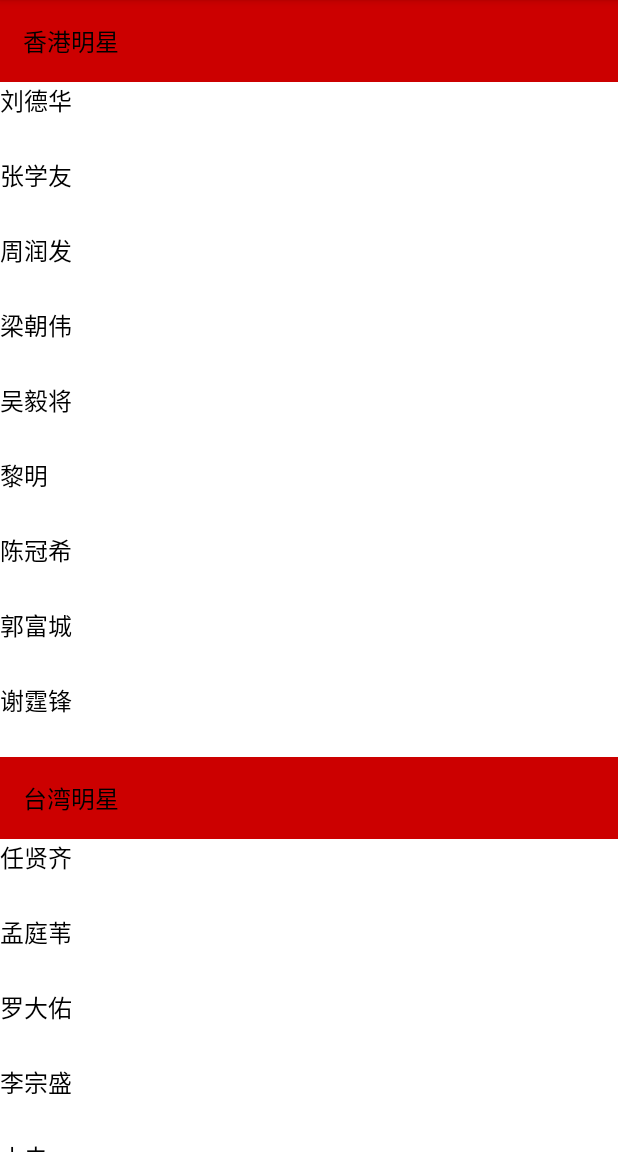
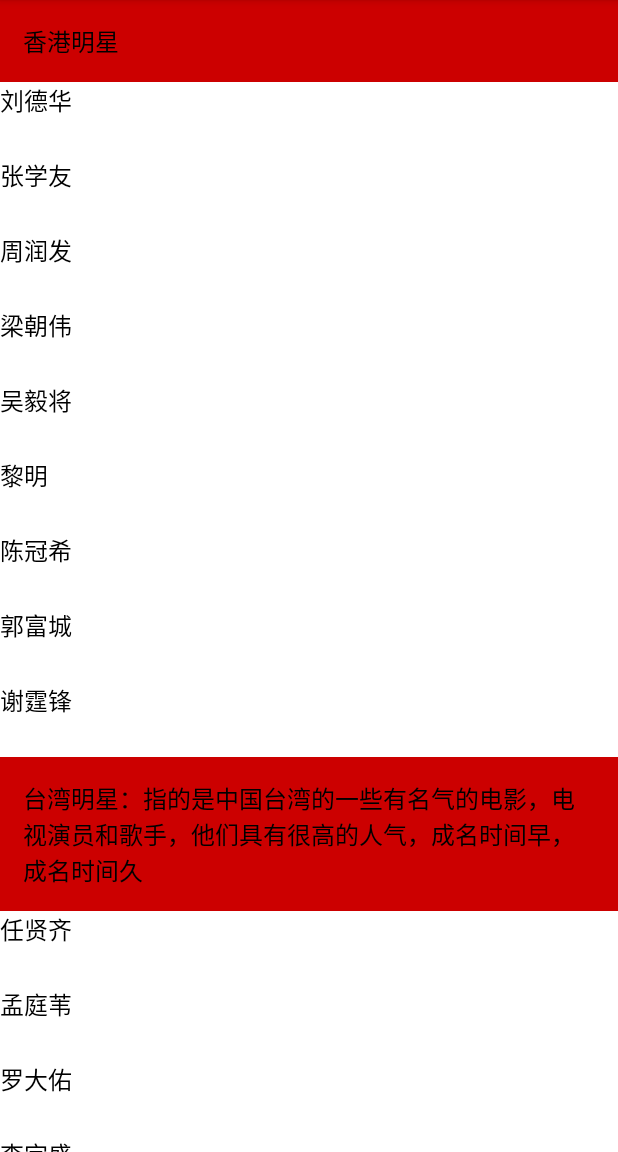
Before and after one commit to chenpengfei88/StickyItemDecoration, an Android app: the screen it shows after launch (MainActivity), on a phone screen of 412 x 824 dp, the part 84-1236 px from its top. Run offline under Robolectric (Android 15) with nearby library versions, the phone set to English and light mode, and no system bars.

Commit message:
add xg.gif

```diff
--- a/app/src/main/java/me/free/example/MainActivity.java
+++ b/app/src/main/java/me/free/example/MainActivity.java
@@ -58,7 +58,7 @@ public class MainActivity extends AppCompatActivity {
         Performer xtf = new Performer("谢霆锋", 10);
         performers.add(xtf);
 
-        Performer performerTw = new Performer("台湾明星");
+        Performer performerTw = new Performer("台湾明星：指的是中国台湾的一些有名气的电影，电视演员和歌手，他们具有很高的人气，成名时间早，成名时间久");
         performers.add(performerTw);
 
         Performer rxq = new Performer("任贤齐", 10);
@@ -98,12 +98,52 @@ public class MainActivity extends AppCompatActivity {
         Performer zj = new Performer("周杰", 10);
         performers.add(zj);
 
-        Performer performerOm = new Performer("欧美明星");
+        Performer performerOm = new Performer("美国明星");
         performers.add(performerOm);
         Performer mm = new Performer("梅梅", 10);
         performers.add(mm);
-        Performer ade = new Performer("阿黛尔", 10);
+        Performer ade = new Performer("Gaga", 10);
         performers.add(ade);
+        Performer hff = new Performer("黑寡妇", 10);
+        performers.add(hff);
+        Performer xlz = new Performer("小李子", 10);
+        performers.add(xlz);
+
+        Performer performerNba = new Performer("NBA明星");
+        performers.add(performerNba);
+        Performer xhd = new Performer("小皇帝", 10);
+        performers.add(xhd);
+        Performer kb = new Performer("科比", 10);
+        performers.add(kb);
+        Performer ym = new Performer("姚明", 10);
+        performers.add(ym);
+        Performer md = new Performer("麦迪", 10);
+        performers.add(md);
+        Performer dlt = new Performer("杜兰特", 10);
+        performers.add(dlt);
+        Performer kl = new Performer("库里", 10);
+        performers.add(kl);
+        Performer ouw = new Performer("欧文", 10);
+        performers.add(ouw);
+        Performer qd = new Performer("乔丹", 10);
+        performers.add(qd);
+        Performer alzw = new Performer("奥拉朱旺", 10);
+        performers.add(alzw);
+        Performer pp = new Performer("皮蓬", 10);
+        performers.add(pp);
+
+        Performer performerDy = new Performer("导演");
+        performers.add(performerDy);
+        Performer jzk = new Performer("贾樟柯", 10);
+        performers.add(jzk);
+        Performer ly = new Performer("李杨", 10);
+        performers.add(ly);
+        Performer fxg = new Performer("冯小刚", 10);
+        performers.add(fxg);
+        Performer lyy = new Performer("娄烨", 10);
+        performers.add(lyy);
+        Performer zym = new Performer("张艺谋", 10);
+        performers.add(zym);
 
         return performers;
     }
```
Also changed, not shown: 1 other file.
